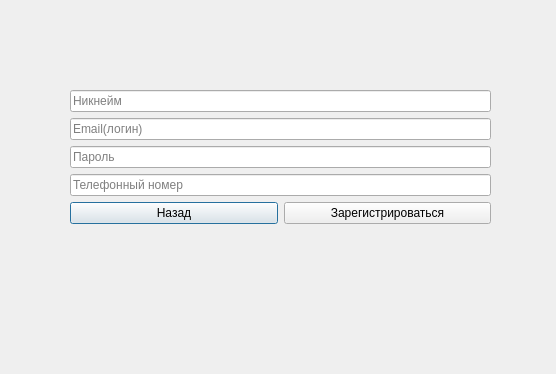
Above: client/Client_App/registration_window.ui from ToksichniyDed/SperInvest before the change. Below: the same form after it.
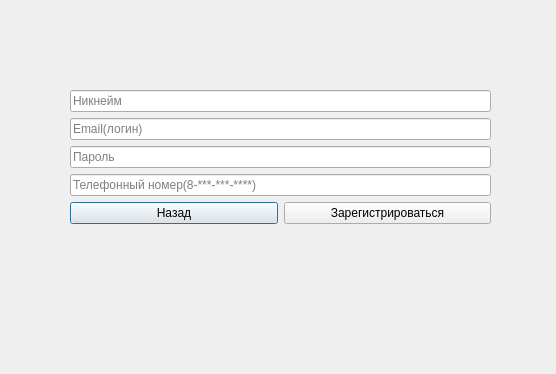
That is the form after the change.

Patch:
```diff
--- a/client/Client_App/registration_window.ui
+++ b/client/Client_App/registration_window.ui
@@ -46,8 +46,17 @@
     </item>
     <item>
      <widget class="QLineEdit" name="Phone">
+      <property name="text">
+       <string/>
+      </property>
+      <property name="dragEnabled">
+       <bool>false</bool>
+      </property>
+      <property name="readOnly">
+       <bool>false</bool>
+      </property>
       <property name="placeholderText">
-       <string>Телефонный номер</string>
+       <string>Телефонный номер(8-***-***-****)</string>
       </property>
      </widget>
     </item>
```
